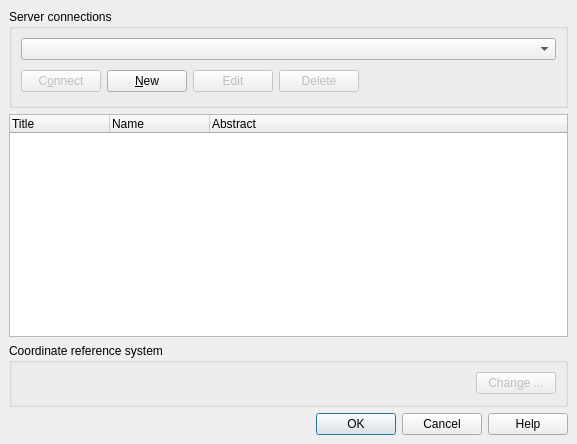
Before: the Qt Designer form qgis/src/plugins/wfs/qgswfssourceselectbase.ui in sourcepole/qgis, drawn with Qt 5.
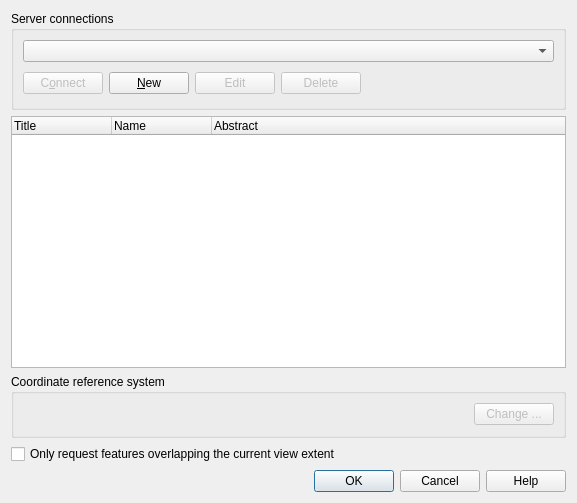
After: the same form once the commit is applied.

Commit message: BBOX option for wfs

```diff
--- a/qgis/src/plugins/wfs/qgswfssourceselectbase.ui
+++ b/qgis/src/plugins/wfs/qgswfssourceselectbase.ui
@@ -7,89 +7,13 @@
     <x>0</x>
     <y>0</y>
     <width>577</width>
-    <height>444</height>
+    <height>503</height>
    </rect>
   </property>
   <property name="windowTitle">
    <string>Add WFS Layer from a Server</string>
   </property>
-  <layout class="QGridLayout">
-   <property name="margin">
-    <number>9</number>
-   </property>
-   <property name="spacing">
-    <number>6</number>
-   </property>
-   <item row="1" column="0">
-    <widget class="QTreeWidget" name="treeWidget">
-     <property name="columnCount">
-      <number>3</number>
-     </property>
-     <column>
-      <property name="text">
-       <string>Title</string>
-      </property>
-     </column>
-     <column>
-      <property name="text">
-       <string>Name</string>
-      </property>
-     </column>
-     <column>
-      <property name="text">
-       <string>Abstract</string>
-      </property>
-     </column>
-    </widget>
-   </item>
-   <item row="2" column="0">
-    <widget class="QGroupBox" name="gbCRS">
-     <property name="title">
-      <string>Coordinate reference system</string>
-     </property>
-     <layout class="QHBoxLayout">
-      <property name="spacing">
-       <number>6</number>
-      </property>
-      <property name="margin">
-       <number>9</number>
-      </property>
-      <item>
-       <widget class="QLabel" name="labelCoordRefSys">
-        <property name="text">
-         <string/>
-        </property>
-       </widget>
-      </item>
-      <item>
-       <spacer>
-        <property name="orientation">
-         <enum>Qt::Horizontal</enum>
-        </property>
-        <property name="sizeType">
-         <enum>QSizePolicy::Expanding</enum>
-        </property>
-        <property name="sizeHint" stdset="0">
-         <size>
-          <width>441</width>
-          <height>23</height>
-         </size>
-        </property>
-       </spacer>
-      </item>
-      <item>
-       <widget class="QPushButton" name="btnChangeSpatialRefSys">
-        <property name="enabled">
-         <bool>false</bool>
-        </property>
-        <property name="text">
-         <string>Change ...</string>
-        </property>
-       </widget>
-      </item>
-     </layout>
-    </widget>
-   </item>
+  <layout class="QGridLayout" name="gridLayout">
    <item row="0" column="0">
     <widget class="QGroupBox" name="GroupBox1">
      <property name="title">
@@ -161,7 +85,84 @@
      </layout>
     </widget>
    </item>
+   <item row="1" column="0">
+    <widget class="QTreeWidget" name="treeWidget">
+     <property name="columnCount">
+      <number>3</number>
+     </property>
+     <column>
+      <property name="text">
+       <string>Title</string>
+      </property>
+     </column>
+     <column>
+      <property name="text">
+       <string>Name</string>
+      </property>
+     </column>
+     <column>
+      <property name="text">
+       <string>Abstract</string>
+      </property>
+     </column>
+    </widget>
+   </item>
+   <item row="2" column="0">
+    <widget class="QGroupBox" name="gbCRS">
+     <property name="title">
+      <string>Coordinate reference system</string>
+     </property>
+     <layout class="QHBoxLayout">
+      <property name="spacing">
+       <number>6</number>
+      </property>
+      <property name="margin">
+       <number>9</number>
+      </property>
+      <item>
+       <widget class="QLabel" name="labelCoordRefSys">
+        <property name="text">
+         <string/>
+        </property>
+       </widget>
+      </item>
+      <item>
+       <spacer>
+        <property name="orientation">
+         <enum>Qt::Horizontal</enum>
+        </property>
+        <property name="sizeType">
+         <enum>QSizePolicy::Expanding</enum>
+        </property>
+        <property name="sizeHint" stdset="0">
+         <size>
+          <width>441</width>
+          <height>23</height>
+         </size>
+        </property>
+       </spacer>
+      </item>
+      <item>
+       <widget class="QPushButton" name="btnChangeSpatialRefSys">
+        <property name="enabled">
+         <bool>false</bool>
+        </property>
+        <property name="text">
+         <string>Change ...</string>
+        </property>
+       </widget>
+      </item>
+     </layout>
+    </widget>
+   </item>
    <item row="3" column="0">
+    <widget class="QCheckBox" name="mBboxCheckBox">
+     <property name="text">
+      <string>Only request features overlapping the current view extent</string>
+     </property>
+    </widget>
+   </item>
+   <item row="4" column="0">
     <widget class="QDialogButtonBox" name="buttonBox">
      <property name="orientation">
       <enum>Qt::Horizontal</enum>
```
The commit also changes 1 other file.
